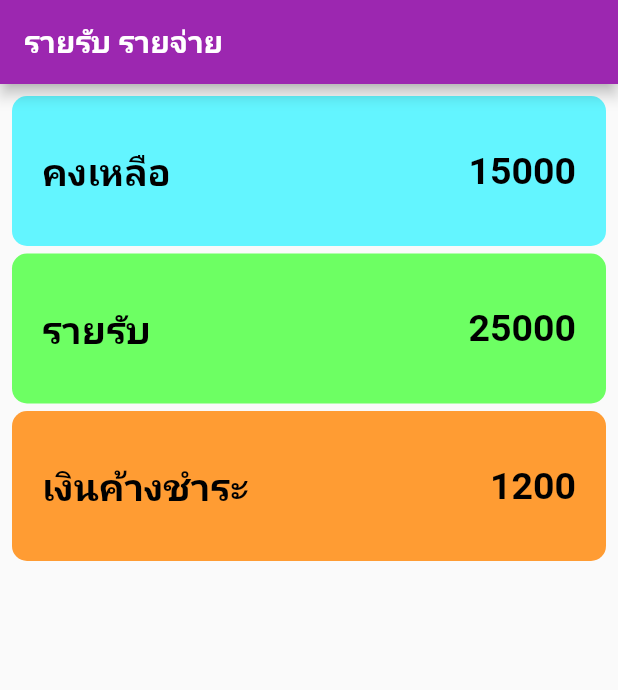
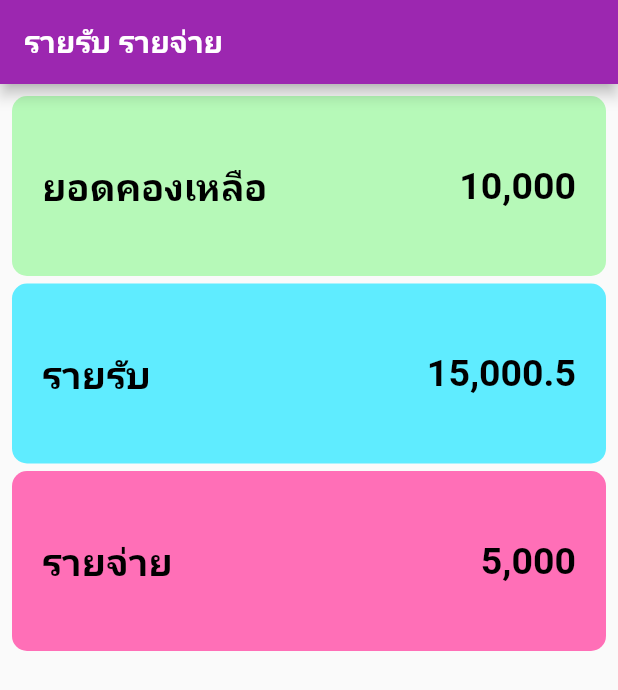
Before and after one commit to napassorn29/basic_flutter, a Flutter app: the screen it shows after launch, on a phone screen of 412 x 824 dp. Shown: the top 690 px of the screen. Run offline on Flutter 3.47's test engine with Material 2 defaults, Android fonts, the phone set to English and light mode, and no system bars.

Commit message:
widget format and format of currency

```diff
--- /dev/null
+++ b/basic_flutter/basic_flutter/lib/MoneyBox.dart
@@ -0,0 +1,41 @@
+import 'package:flutter/material.dart';
+import 'package:intl/intl.dart';
+
+// สร้าง container
+// ignore: must_be_immutable
+class MoneyBox extends StatelessWidget {
+  String title; //ชื่อรายการ
+  double amount;
+  Color color;
+  double size; //ขนาดกล่อง
+
+  MoneyBox(this.title, this.amount, this.color, this.size);
+
+  @override
+  Widget build(BuildContext context) {
+    return Container(
+      padding: const EdgeInsets.all(20.0),
+      decoration:
+          BoxDecoration(color: color, borderRadius: BorderRadius.circular(10)),
+      height: size,
+      child: Row(
+        crossAxisAlignment: CrossAxisAlignment.center,
+        children: [
+          Text(
+            title,
+            style: TextStyle(
+                fontSize: 25, color: Colors.black, fontWeight: FontWeight.bold),
+          ),
+          Expanded(
+            child: Text('${NumberFormat("#,###.##").format(amount)}',
+                style: TextStyle(
+                    fontSize: 25,
+                    color: Colors.black,
+                    fontWeight: FontWeight.bold),
+                textAlign: TextAlign.right),
+          )
+        ],
+      ),
+    );
+  }
+}
--- a/basic_flutter/basic_flutter/lib/main.dart
+++ b/basic_flutter/basic_flutter/lib/main.dart
@@ -1,5 +1,5 @@
 import 'package:flutter/material.dart';
-import 'foodMenu.dart';
+import 'MoneyBox.dart';
 //import 'package:flutter/src/material/colors.dart';
 
 void main() {
@@ -42,103 +42,27 @@ class _MyHomePageState extends State<MyHomePage> {
         appBar: AppBar(
           title: Text(
             "รายรับ รายจ่าย",
-            style: TextStyle(color: Colors.white, fontWeight: FontWeight.bold),
+            style: TextStyle(
+              color: Colors.white,
+              fontWeight: FontWeight.bold,
+            ),
           ),
         ),
         body: Padding(
           padding: const EdgeInsets.all(8.0),
           child: Column(
             children: [
-              //กล่องที่ใช้จองพื้นที่ ใส่รูปใส่สีได้
-              Container(
-                padding: const EdgeInsets.all(20.0),
-                decoration: BoxDecoration(
-                    color: Color.fromARGB(255, 99, 245, 255),
-                    borderRadius: BorderRadius.circular(10)),
-                height: 100,
-                child: Row(
-                  crossAxisAlignment: CrossAxisAlignment.center,
-                  children: [
-                    Text(
-                      "คงเหลือ",
-                      style: TextStyle(
-                          fontSize: 25,
-                          color: Colors.black,
-                          fontWeight: FontWeight.bold),
-                    ),
-                    Expanded(
-                      child: Text(
-                        "15000",
-                        style: TextStyle(
-                            fontSize: 25,
-                            color: Colors.black,
-                            fontWeight: FontWeight.bold),
-                        textAlign: TextAlign.right,
-                      ),
-                    )
-                  ],
-                ),
-              ),
+              MoneyBox("ยอดคองเหลือ", 10000,
+                  const Color.fromARGB(255, 182, 249, 184), 120),
               SizedBox(
                 height: 5,
               ),
-              Container(
-                padding: const EdgeInsets.all(20.0),
-                decoration: BoxDecoration(
-                    color: Color.fromARGB(255, 109, 255, 99),
-                    borderRadius: BorderRadius.circular(10)),
-                height: 100,
-                child: Row(
-                  crossAxisAlignment: CrossAxisAlignment.center,
-                  children: [
-                    Text(
-                      "รายรับ",
-                      style: TextStyle(
-                          fontSize: 25,
-                          color: Colors.black,
-                          fontWeight: FontWeight.bold),
-                    ),
-                    Expanded(
-                      child: Text("25000",
-                          style: TextStyle(
-                              fontSize: 25,
-                              color: Colors.black,
-                              fontWeight: FontWeight.bold),
-                          textAlign: TextAlign.right),
-                    )
-                  ],
-                ),
-              ),
+              MoneyBox(
+                  "รายรับ", 15000.50, Color.fromARGB(255, 95, 236, 255), 120),
               SizedBox(
                 height: 5,
               ),
-              Container(
-                padding: const EdgeInsets.all(20.0),
-                decoration: BoxDecoration(
-                    color: Color.fromARGB(255, 255, 156, 51),
-                    borderRadius: BorderRadius.circular(10)),
-                height: 100,
-                child: Row(
-                  crossAxisAlignment: CrossAxisAlignment.center,
-                  children: [
-                    Text(
-                      "เงินค้างชำระ",
-                      style: TextStyle(
-                          fontSize: 25,
-                          color: Colors.black,
-                          fontWeight: FontWeight.bold),
-                    ),
-                    Expanded(
-                      child: Text("1200",
-                          style: TextStyle(
-                              fontSize: 25,
-                              color: Colors.black,
-                              fontWeight: FontWeight.bold),
-                          textAlign: TextAlign.right),
-                    )
-                  ],
-                ),
-              )
+              MoneyBox("รายจ่าย", 5000, Color.fromRGBO(255, 111, 183, 1), 120),
             ],
           ),
         ));
--- a/basic_flutter/basic_flutter/pubspec.yaml
+++ b/basic_flutter/basic_flutter/pubspec.yaml
@@ -36,6 +36,7 @@ dependencies:
   # Use with the CupertinoIcons class for iOS style icons.
   cupertino_icons: ^1.0.2
   flutter_launcher_icons: ^0.13.1
+  intl: ^0.18.1
 
 flutter_icons:
   #เป็นการให้แทนที่ภาพเดิม
```
Also changed, not shown: basic_flutter/basic_flutter/pubspec.lock.
